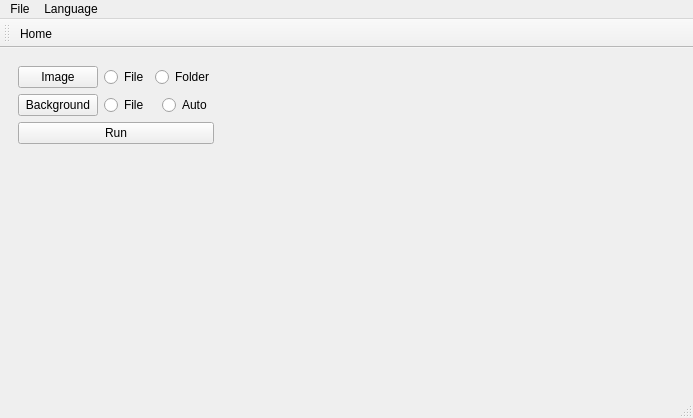
First picture: the form in mainwindow.ui, repository Tokyo-MQP-2024/IgniteCV, before the edit.
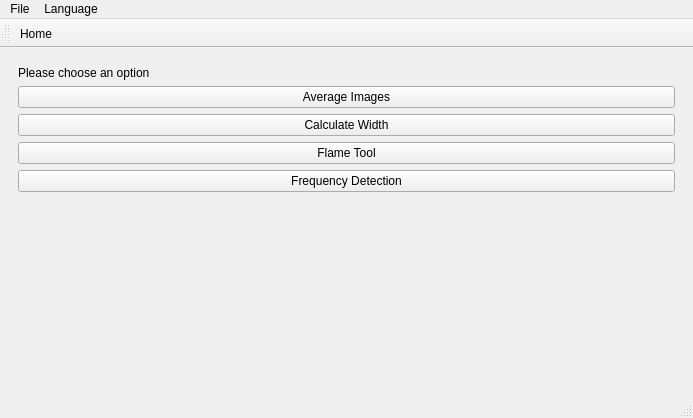
Second picture: the form after the edit. The open tabs and pages were chosen to show the change. Icons and pictures are not drawn.

Patch:
```diff
--- a/mainwindow.ui
+++ b/mainwindow.ui
@@ -22,184 +22,51 @@
       </property>
       <widget class="QWidget" name="main">
        <layout class="QGridLayout" name="gridLayout_3">
+        <item row="4" column="0">
+         <widget class="QPushButton" name="pushButton">
+          <property name="text">
+           <string>Frequency Detection</string>
+          </property>
+         </widget>
+        </item>
         <item row="5" column="0">
-         <widget class="QPushButton" name="FlameToolButton">
-          <property name="text">
-           <string>Flame Tool</string>
+         <spacer name="verticalSpacer">
+          <property name="orientation">
+           <enum>Qt::Orientation::Vertical</enum>
           </property>
-         </widget>
-        </item>
-        <item row="1" column="0">
-         <widget class="QPushButton" name="backgroundRemoval">
-          <property name="text">
-           <string>Background Removal</string>
+          <property name="sizeHint" stdset="0">
+           <size>
+            <width>20</width>
+            <height>40</height>
+           </size>
           </property>
-         </widget>
+         </spacer>
         </item>
-        <item row="3" column="0">
-         <widget class="QPushButton" name="calcAngle">
+        <item row="0" column="0">
+         <widget class="QLabel" name="chooseOption">
           <property name="text">
-           <string>Calculate Cone Angle</string>
+           <string>Please choose an option</string>
           </property>
          </widget>
         </item>
-        <item row="4" column="0">
+        <item row="2" column="0">
          <widget class="QPushButton" name="pushButton_5">
           <property name="text">
            <string>Calculate Width</string>
           </property>
          </widget>
         </item>
-        <item row="2" column="0">
+        <item row="1" column="0">
          <widget class="QPushButton" name="averageImages">
           <property name="text">
            <string>Average Images</string>
           </property>
          </widget>
         </item>
-        <item row="0" column="0">
-         <widget class="QLabel" name="chooseOption">
-          <property name="text">
-           <string>Please choose an option</string>
-          </property>
-         </widget>
-        </item>
-        <item row="7" column="0">
-         <spacer name="verticalSpacer">
-          <property name="orientation">
-           <enum>Qt::Orientation::Vertical</enum>
-          </property>
-          <property name="sizeHint" stdset="0">
-           <size>
-            <width>20</width>
-            <height>40</height>
-           </size>
-          </property>
-         </spacer>
-        </item>
-        <item row="6" column="0">
-         <widget class="QPushButton" name="pushButton">
-          <property name="text">
-           <string>Frequency Detection</string>
-          </property>
-         </widget>
-        </item>
-       </layout>
-      </widget>
-      <widget class="QWidget" name="backkgroundRemoval">
-       <layout class="QGridLayout" name="gridLayout_4">
         <item row="3" column="0">
-         <widget class="QPushButton" name="run">
+         <widget class="QPushButton" name="FlameToolButton">
           <property name="text">
-           <string>Run</string>
-          </property>
-         </widget>
-        </item>
-        <item row="2" column="0">
-         <layout class="QHBoxLayout" name="horizontalLayout_3">
-          <item>
-           <widget class="QPushButton" name="image2">
-            <property name="text">
-             <string>Background</string>
-            </property>
-            <attribute name="buttonGroup">
-             <string notr="true">buttonGroup_2</string>
-            </attribute>
-           </widget>
-          </item>
-          <item>
-           <widget class="QRadioButton" name="radioButton_3">
-            <property name="text">
-             <string>File</string>
-            </property>
-            <attribute name="buttonGroup">
-             <string notr="true">buttonGroup_2</string>
-            </attribute>
-           </widget>
-          </item>
-          <item>
-           <widget class="QRadioButton" name="radioButton_4">
-            <property name="text">
-             <string>Auto</string>
-            </property>
-            <attribute name="buttonGroup">
-             <string notr="true">buttonGroup_2</string>
-            </attribute>
-           </widget>
-          </item>
-         </layout>
-        </item>
-        <item row="4" column="0">
-         <spacer name="verticalSpacer_2">
-          <property name="orientation">
-           <enum>Qt::Orientation::Vertical</enum>
-          </property>
-          <property name="sizeHint" stdset="0">
-           <size>
-            <width>20</width>
-            <height>40</height>
-           </size>
-          </property>
-         </spacer>
-        </item>
-        <item row="1" column="0">
-         <layout class="QHBoxLayout" name="horizontalLayout_2">
-          <item>
-           <widget class="QPushButton" name="image1">
-            <property name="text">
-             <string>Image</string>
-            </property>
-            <attribute name="buttonGroup">
-             <string notr="true">buttonGroup</string>
-            </attribute>
-           </widget>
-          </item>
-          <item>
-           <widget class="QRadioButton" name="radioButton">
-            <property name="text">
-             <string>File</string>
-            </property>
-            <attribute name="buttonGroup">
-             <string notr="true">buttonGroup</string>
-            </attribute>
-           </widget>
-          </item>
-          <item>
-           <widget class="QRadioButton" name="radioButton_2">
-            <property name="text">
-             <string>Folder</string>
-            </property>
-            <attribute name="buttonGroup">
-             <string notr="true">buttonGroup</string>
-            </attribute>
-           </widget>
-          </item>
-         </layout>
-        </item>
-        <item row="2" column="2">
-         <spacer name="horizontalSpacer">
-          <property name="orientation">
-           <enum>Qt::Orientation::Horizontal</enum>
-          </property>
-          <property name="sizeHint" stdset="0">
-           <size>
-            <width>40</width>
-            <height>20</height>
-           </size>
-          </property>
-         </spacer>
-        </item>
-        <item row="1" column="1">
-         <widget class="QLabel" name="label_2">
-          <property name="text">
-           <string/>
-          </property>
-         </widget>
-        </item>
-        <item row="2" column="1">
-         <widget class="QLabel" name="label_3">
-          <property name="text">
-           <string/>
+           <string>Flame Tool</string>
           </property>
          </widget>
         </item>
```
